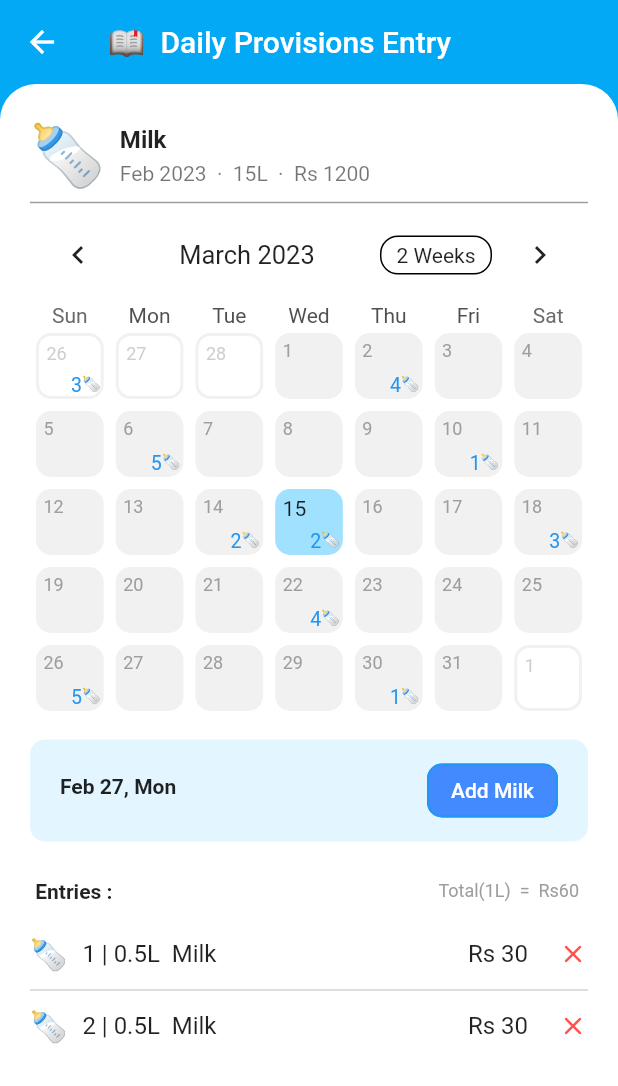
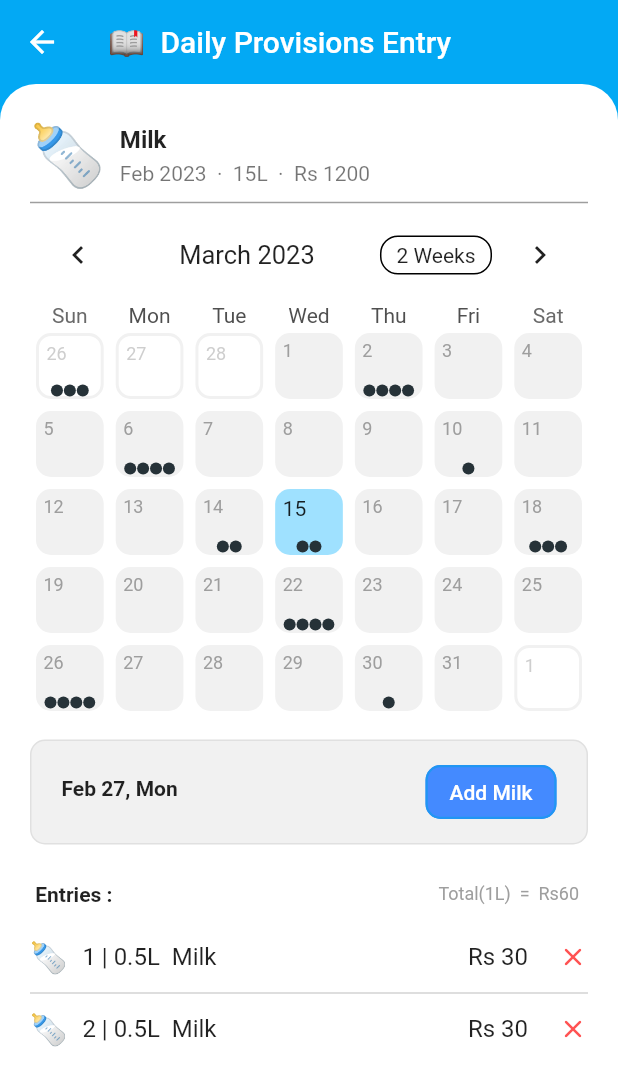
Before and after one commit to coder-selvarajan/paal_kanakku, a Flutter app: the screen it shows after launch, after a tap on "Milk", on a phone screen of 412 x 824 dp. Shown: the top 1086 px of the screen. Run offline on Flutter 3.47's test engine with Material 2 defaults, Android fonts, the phone set to English and light mode, and no system bars; drawn by our look-alikes of table_calendar.

Commit message:
Provisions marker style change

```diff
--- a/lib/screens/provision_entry_screen.dart
+++ b/lib/screens/provision_entry_screen.dart
@@ -314,48 +314,48 @@ class _ProvisionEntryScreenState extends State<ProvisionEntryScreen> {
                             ),
                           ),
                         ),
-                        markerBuilder: (context, date, events) {
-                          return (kEvents[date]?.length! ?? 0) > 0
-                              ? Container(
-                                  margin:
-                                      EdgeInsets.only(bottom: 6.0, right: 6.0),
-                                  alignment: Alignment.bottomRight,
-                                  height: 15,
-                                  decoration: BoxDecoration(
-                                    // color: Colors.red,
-                                    borderRadius: BorderRadius.circular(4.0),
-                                  ),
-                                  child: Row(
-                                    mainAxisAlignment: MainAxisAlignment.end,
-                                    crossAxisAlignment:
-                                        CrossAxisAlignment.center,
-                                    children: [
-                                      Text(
-                                        kEvents[date]?.length.toString() ?? "",
-                                        style: TextStyle(
-                                            color: Colors.blue, fontSize: 13.0),
-                                      ),
-                                      // SizedBox(
-                                      //   width: 1.0,
-                                      // ),
-                                      Text(
-                                        widget.image,
-                                        style: TextStyle(fontSize: 10.0),
-                                      ),
-                                      // Icon(
-                                      //   Icons.local_drink_rounded,
-                                      //   size: 10.0,
-                                      //   color: Colors.blue,
-                                      // ),
-                                      // CircleAvatar(
-                                      //   radius: 4.0,
-                                      //   // child: Text(""),
-                                      // ),
-                                    ],
-                                  ),
-                                )
-                              : SizedBox();
-                        },
+                        // markerBuilder: (context, date, events) {
+                        //   return (kEvents[date]?.length! ?? 0) > 0
+                        //       ? Container(
+                        //           margin:
+                        //               EdgeInsets.only(bottom: 6.0, right: 6.0),
+                        //           alignment: Alignment.bottomRight,
+                        //           height: 15,
+                        //           decoration: BoxDecoration(
+                        //             // color: Colors.red,
+                        //             borderRadius: BorderRadius.circular(4.0),
+                        //           ),
+                        //           child: Row(
+                        //             mainAxisAlignment: MainAxisAlignment.end,
+                        //             crossAxisAlignment:
+                        //                 CrossAxisAlignment.center,
+                        //             children: [
+                        //               Text(
+                        //                 kEvents[date]?.length.toString() ?? "",
+                        //                 style: TextStyle(
+                        //                     color: Colors.blue, fontSize: 13.0),
+                        //               ),
+                        //               // SizedBox(
+                        //               //   width: 1.0,
+                        //               // ),
+                        //               Text(
+                        //                 widget.image,
+                        //                 style: TextStyle(fontSize: 10.0),
+                        //               ),
+                        //               // Icon(
+                        //               //   Icons.local_drink_rounded,
+                        //               //   size: 10.0,
+                        //               //   color: Colors.blue,
+                        //               // ),
+                        //               // CircleAvatar(
+                        //               //   radius: 4.0,
+                        //               //   // child: Text(""),
+                        //               // ),
+                        //             ],
+                        //           ),
+                        //         )
+                        //       : SizedBox();
+                        // },
                         defaultBuilder: (context, date, events) => Container(
                           margin: EdgeInsets.all(4.0),
                           alignment: Alignment.topLeft,
@@ -381,8 +381,10 @@ class _ProvisionEntryScreenState extends State<ProvisionEntryScreen> {
                           horizontal: 20.0, vertical: 10.0),
                       decoration: BoxDecoration(
                         borderRadius: BorderRadius.circular(10.0),
-                        color: Colors.lightBlueAccent.withOpacity(0.15),
-                        // color: Colors.blueGrey.withOpacity(0.10),
+                        // color: Colors.lightBlueAccent.withOpacity(0.15),
+                        color: Colors.grey.withOpacity(0.15),
+                        border: Border.all(
+                            color: Colors.grey.withOpacity(0.2), width: 1),
                       ),
                       child: Row(
                         children: [
--- a/lib/screens/service_entry_screen.dart
+++ b/lib/screens/service_entry_screen.dart
@@ -296,7 +296,7 @@ class _ServiceEntryScreenState extends State<ServiceEntryScreen> {
                                             BorderRadius.circular(10.0),
                                         border: Border.all(
                                           color: Colors.lightBlueAccent,
-                                          width: 2,
+                                          width: 2.5,
                                         ),
                                       ),
                                       // color: Colors.red,
@@ -355,7 +355,7 @@ class _ServiceEntryScreenState extends State<ServiceEntryScreen> {
                                     borderRadius: BorderRadius.circular(10.0),
                                     border: Border.all(
                                       color: Colors.lightBlueAccent,
-                                      width: 2,
+                                      width: 2.5,
                                     ),
                                   ),
                                   // color: Colors.red,
```
